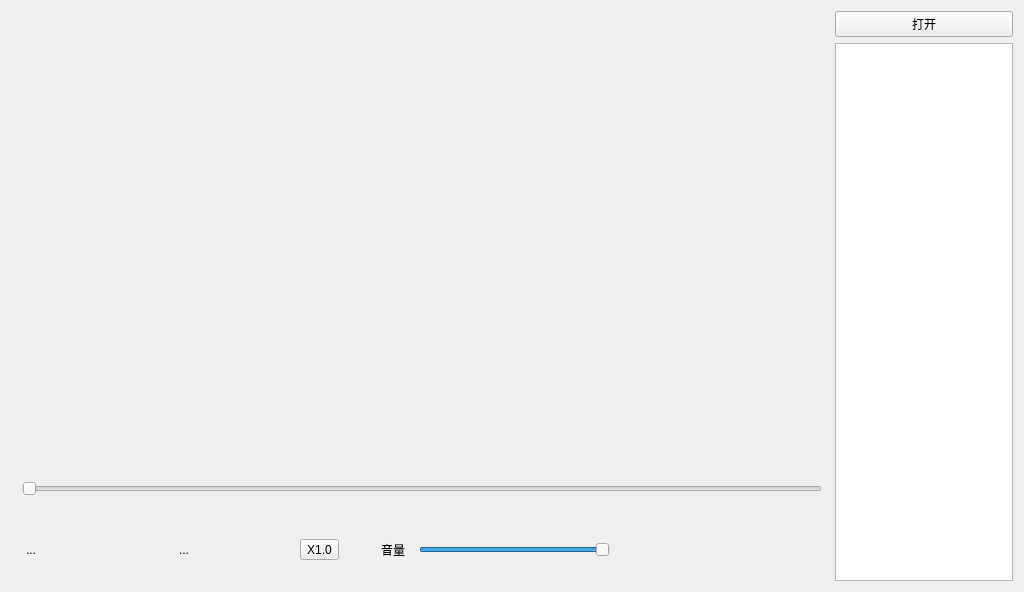
First picture: the form in mediawidget.ui, repository TG-theghost/media, before the edit.
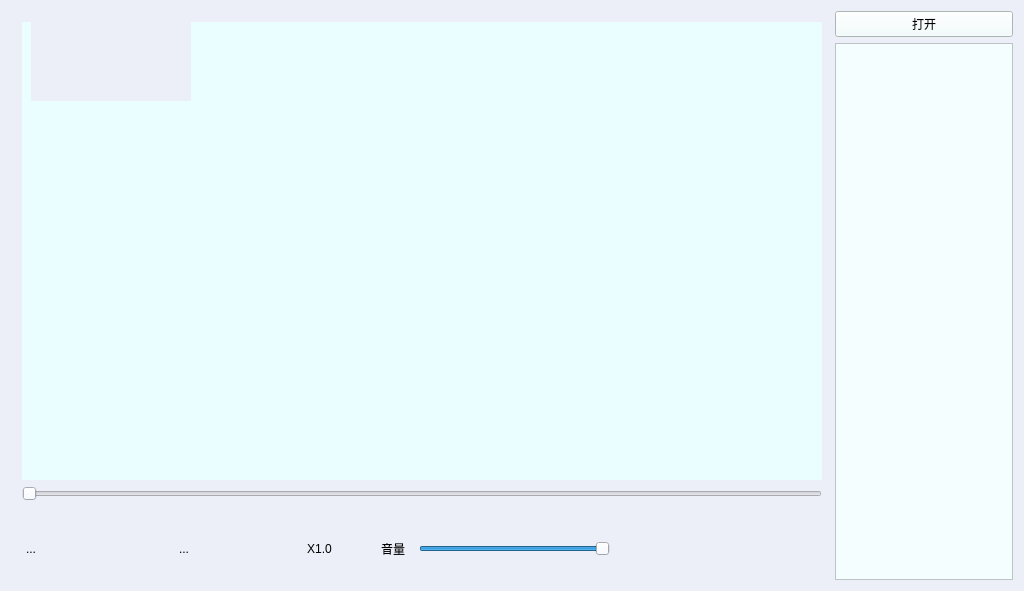
Second picture: the form after the edit. Icons and pictures are not drawn.

Commit message: 0901界面优化与注释补全

```diff
--- a/mediawidget.ui
+++ b/mediawidget.ui
@@ -13,102 +13,10 @@
   <property name="windowTitle">
    <string>Widget</string>
   </property>
+  <property name="styleSheet">
+   <string notr="true">background-color: rgb(236, 239, 247);</string>
+  </property>
   <layout class="QGridLayout" name="gridLayout">
-   <item row="1" column="7" rowspan="3">
-    <widget class="QListWidget" name="listWidget">
-     <property name="maximumSize">
-      <size>
-       <width>200</width>
-       <height>16777215</height>
-      </size>
-     </property>
-     <property name="layoutDirection">
-      <enum>Qt::LeftToRight</enum>
-     </property>
-     <property name="autoScrollMargin">
-      <number>10</number>
-     </property>
-    </widget>
-   </item>
-   <item row="0" column="7">
-    <widget class="QPushButton" name="pushButton">
-     <property name="maximumSize">
-      <size>
-       <width>10000</width>
-       <height>16777215</height>
-      </size>
-     </property>
-     <property name="text">
-      <string>打开</string>
-     </property>
-    </widget>
-   </item>
-   <item row="3" column="5">
-    <widget class="QWidget" name="vcwidget" native="true">
-     <property name="maximumSize">
-      <size>
-       <width>450</width>
-       <height>16777215</height>
-      </size>
-     </property>
-     <layout class="QGridLayout" name="gridLayout_3">
-      <item row="0" column="1">
-       <widget class="QSlider" name="voiceSlider">
-        <property name="minimumSize">
-         <size>
-          <width>150</width>
-          <height>0</height>
-         </size>
-        </property>
-        <property name="value">
-         <number>99</number>
-        </property>
-        <property name="orientation">
-         <enum>Qt::Horizontal</enum>
-        </property>
-       </widget>
-      </item>
-      <item row="0" column="0">
-       <widget class="QToolButton" name="voicebtn">
-        <property name="minimumSize">
-         <size>
-          <width>40</width>
-          <height>40</height>
-         </size>
-        </property>
-        <property name="maximumSize">
-         <size>
-          <width>1000</width>
-          <height>1000</height>
-         </size>
-        </property>
-        <property name="text">
-         <string>音量</string>
-        </property>
-        <property name="autoRaise">
-         <bool>true</bool>
-        </property>
-       </widget>
-      </item>
-      <item row="0" column="2">
-       <spacer name="horizontalSpacer_2">
-        <property name="orientation">
-         <enum>Qt::Horizontal</enum>
-        </property>
-        <property name="sizeType">
-         <enum>QSizePolicy::MinimumExpanding</enum>
-        </property>
-        <property name="sizeHint" stdset="0">
-         <size>
-          <width>40</width>
-          <height>20</height>
-         </size>
-        </property>
-       </spacer>
-      </item>
-     </layout>
-    </widget>
-   </item>
    <item row="0" column="0" rowspan="2" colspan="6">
     <widget class="QWidget" name="playslidewidget" native="true">
      <property name="minimumSize">
@@ -148,6 +56,10 @@
         <property name="toolTipDuration">
          <number>-1</number>
         </property>
+        <property name="styleSheet">
+         <string notr="true">image: url(:/image/播放.png);
+background-color: rgb(235, 254, 255);</string>
+        </property>
         <property name="text">
          <string/>
         </property>
@@ -181,7 +93,70 @@
      </widget>
     </widget>
    </item>
-   <item row="3" column="1">
+   <item row="0" column="6">
+    <widget class="QPushButton" name="pushButton">
+     <property name="maximumSize">
+      <size>
+       <width>10000</width>
+       <height>16777215</height>
+      </size>
+     </property>
+     <property name="styleSheet">
+      <string notr="true">font: 9pt &quot;宋体&quot;;
+background-color: rgb(239, 254, 255);</string>
+     </property>
+     <property name="text">
+      <string>打开</string>
+     </property>
+    </widget>
+   </item>
+   <item row="1" column="6" rowspan="2">
+    <widget class="QListWidget" name="listWidget">
+     <property name="maximumSize">
+      <size>
+       <width>200</width>
+       <height>16777215</height>
+      </size>
+     </property>
+     <property name="layoutDirection">
+      <enum>Qt::LeftToRight</enum>
+     </property>
+     <property name="styleSheet">
+      <string notr="true">background-color: rgb(244, 254, 255);
+</string>
+     </property>
+     <property name="autoScrollMargin">
+      <number>10</number>
+     </property>
+    </widget>
+   </item>
+   <item row="2" column="0">
+    <widget class="QToolButton" name="playmodebtn">
+     <property name="minimumSize">
+      <size>
+       <width>40</width>
+       <height>40</height>
+      </size>
+     </property>
+     <property name="text">
+      <string>...</string>
+     </property>
+     <property name="icon">
+      <iconset resource="res.qrc">
+       <normaloff>:/image/recycle.png</normaloff>:/image/recycle.png</iconset>
+     </property>
+     <property name="iconSize">
+      <size>
+       <width>45</width>
+       <height>45</height>
+      </size>
+     </property>
+     <property name="autoRaise">
+      <bool>true</bool>
+     </property>
+    </widget>
+   </item>
+   <item row="2" column="1">
     <widget class="QToolButton" name="lastbtn">
      <property name="minimumSize">
       <size>
@@ -207,7 +182,7 @@
      </property>
     </widget>
    </item>
-   <item row="3" column="2">
+   <item row="2" column="2">
     <widget class="QToolButton" name="toolButton">
      <property name="minimumSize">
       <size>
@@ -233,7 +208,7 @@
      </property>
     </widget>
    </item>
-   <item row="3" column="3">
+   <item row="2" column="3">
     <widget class="QToolButton" name="nextbtn">
      <property name="minimumSize">
       <size>
@@ -259,39 +234,92 @@
      </property>
     </widget>
    </item>
-   <item row="3" column="4">
+   <item row="2" column="4">
     <widget class="QToolButton" name="speedBtn">
      <property name="text">
       <string>X1.0</string>
      </property>
-    </widget>
-   </item>
-   <item row="3" column="0">
-    <widget class="QToolButton" name="playmodebtn">
-     <property name="minimumSize">
-      <size>
-       <width>40</width>
-       <height>40</height>
-      </size>
-     </property>
-     <property name="text">
-      <string>...</string>
-     </property>
-     <property name="icon">
-      <iconset resource="res.qrc">
-       <normaloff>:/image/recycle.png</normaloff>:/image/recycle.png</iconset>
-     </property>
-     <property name="iconSize">
-      <size>
-       <width>45</width>
-       <height>45</height>
-      </size>
-     </property>
      <property name="autoRaise">
       <bool>true</bool>
      </property>
     </widget>
    </item>
+   <item row="2" column="5">
+    <widget class="QWidget" name="vcwidget" native="true">
+     <property name="maximumSize">
+      <size>
+       <width>450</width>
+       <height>100</height>
+      </size>
+     </property>
+     <layout class="QGridLayout" name="gridLayout_3">
+      <item row="0" column="1">
+       <widget class="QSlider" name="voiceSlider">
+        <property name="minimumSize">
+         <size>
+          <width>150</width>
+          <height>0</height>
+         </size>
+        </property>
+        <property name="value">
+         <number>99</number>
+        </property>
+        <property name="orientation">
+         <enum>Qt::Horizontal</enum>
+        </property>
+       </widget>
+      </item>
+      <item row="0" column="0">
+       <widget class="QToolButton" name="voicebtn">
+        <property name="minimumSize">
+         <size>
+          <width>40</width>
+          <height>40</height>
+         </size>
+        </property>
+        <property name="maximumSize">
+         <size>
+          <width>1000</width>
+          <height>1000</height>
+         </size>
+        </property>
+        <property name="text">
+         <string>音量</string>
+        </property>
+        <property name="icon">
+         <iconset resource="res.qrc">
+          <normaloff>:/image/声音.png</normaloff>:/image/声音.png</iconset>
+        </property>
+        <property name="iconSize">
+         <size>
+          <width>40</width>
+          <height>40</height>
+         </size>
+        </property>
+        <property name="autoRaise">
+         <bool>true</bool>
+        </property>
+       </widget>
+      </item>
+      <item row="0" column="2">
+       <spacer name="horizontalSpacer_2">
+        <property name="orientation">
+         <enum>Qt::Horizontal</enum>
+        </property>
+        <property name="sizeType">
+         <enum>QSizePolicy::MinimumExpanding</enum>
+        </property>
+        <property name="sizeHint" stdset="0">
+         <size>
+          <width>40</width>
+          <height>20</height>
+         </size>
+        </property>
+       </spacer>
+      </item>
+     </layout>
+    </widget>
+   </item>
   </layout>
  </widget>
  <layoutdefault spacing="6" margin="11"/>
```
The commit also changes 6 other files.
